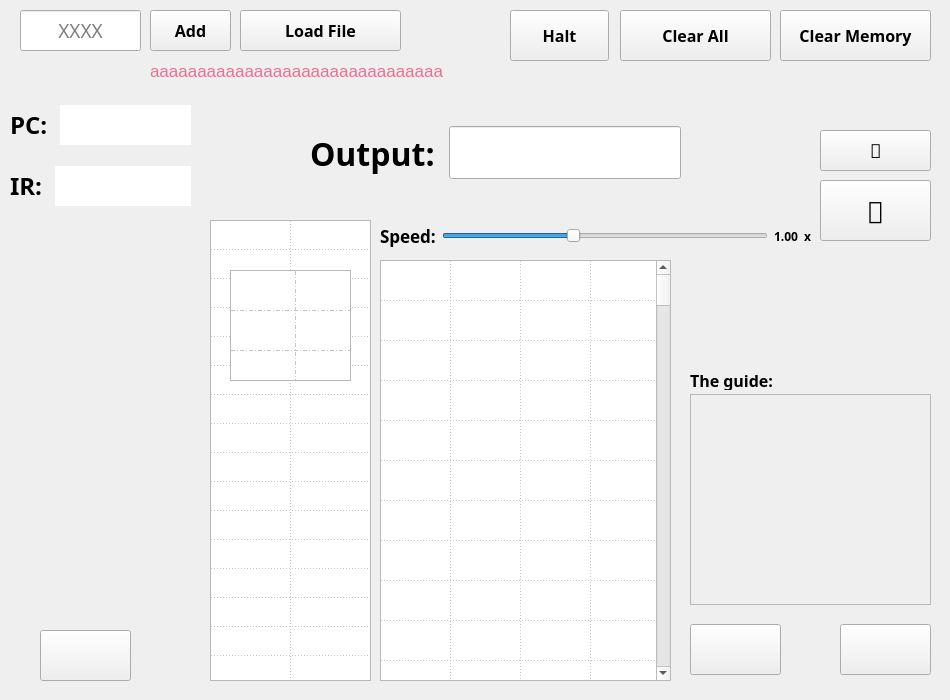
First picture: the form in mainwindow.ui, repository pxlman/vole-machine-simulator, before the edit.
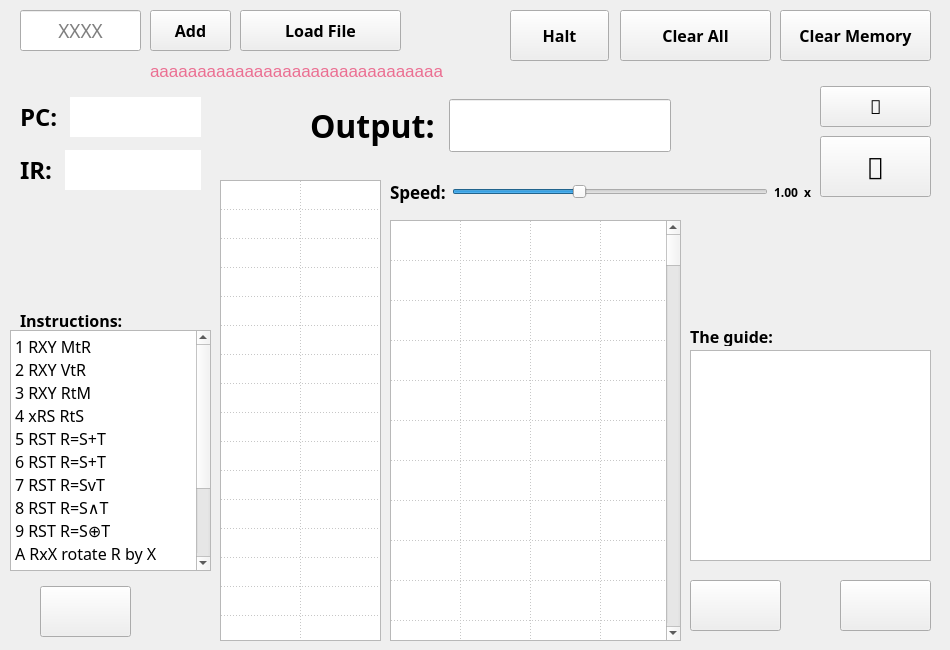
Second picture: the form after the edit. Icons and pictures are not drawn.

The edit to the form file:
```diff
--- a/mainwindow.ui
+++ b/mainwindow.ui
@@ -7,7 +7,7 @@
     <x>0</x>
     <y>0</y>
     <width>950</width>
-    <height>700</height>
+    <height>650</height>
    </rect>
   </property>
   <property name="windowTitle">
@@ -151,7 +151,7 @@
     <property name="geometry">
      <rect>
       <x>820</x>
-      <y>180</y>
+      <y>136</y>
       <width>111</width>
       <height>61</height>
      </rect>
@@ -178,7 +178,7 @@
     <property name="geometry">
      <rect>
       <x>840</x>
-      <y>624</y>
+      <y>580</y>
       <width>91</width>
       <height>51</height>
      </rect>
@@ -250,8 +250,8 @@
    <widget class="QTableWidget" name="registerTable">
     <property name="geometry">
      <rect>
-      <x>210</x>
-      <y>220</y>
+      <x>220</x>
+      <y>180</y>
       <width>161</width>
       <height>461</height>
      </rect>
@@ -416,145 +416,6 @@
      </property>
     </item>
    </widget>
-   <widget class="QTableWidget" name="memoryTable">
-    <property name="enabled">
-     <bool>true</bool>
-    </property>
-    <property name="geometry">
-     <rect>
-      <x>230</x>
-      <y>270</y>
-      <width>121</width>
-      <height>111</height>
-     </rect>
-    </property>
-    <property name="font">
-     <font>
-      <family>GoMono Nerd Font</family>
-      <pointsize>12</pointsize>
-      <bold>true</bold>
-     </font>
-    </property>
-    <property name="verticalScrollBarPolicy">
-     <enum>Qt::ScrollBarPolicy::ScrollBarAlwaysOff</enum>
-    </property>
-    <property name="horizontalScrollBarPolicy">
-     <enum>Qt::ScrollBarPolicy::ScrollBarAlwaysOff</enum>
-    </property>
-    <property name="autoScroll">
-     <bool>true</bool>
-    </property>
-    <property name="editTriggers">
-     <set>QAbstractItemView::EditTrigger::NoEditTriggers</set>
-    </property>
-    <property name="tabKeyNavigation">
-     <bool>false</bool>
-    </property>
-    <property name="alternatingRowColors">
-     <bool>false</bool>
-    </property>
-    <property name="selectionMode">
-     <enum>QAbstractItemView::SelectionMode::NoSelection</enum>
-    </property>
-    <property name="selectionBehavior">
-     <enum>QAbstractItemView::SelectionBehavior::SelectItems</enum>
-    </property>
-    <property name="gridStyle">
-     <enum>Qt::PenStyle::DashDotLine</enum>
-    </property>
-    <property name="rowCount">
-     <number>9</number>
-    </property>
-    <property name="columnCount">
-     <number>17</number>
-    </property>
-    <attribute name="horizontalHeaderVisible">
-     <bool>false</bool>
-    </attribute>
-    <attribute name="horizontalHeaderCascadingSectionResizes">
-     <bool>false</bool>
-    </attribute>
-    <attribute name="horizontalHeaderMinimumSectionSize">
-     <number>30</number>
-    </attribute>
-    <attribute name="horizontalHeaderDefaultSectionSize">
-     <number>65</number>
-    </attribute>
-    <attribute name="verticalHeaderVisible">
-     <bool>false</bool>
-    </attribute>
-    <attribute name="verticalHeaderDefaultSectionSize">
-     <number>40</number>
-    </attribute>
-    <row/>
-    <row/>
-    <row/>
-    <row/>
-    <row/>
-    <row/>
-    <row/>
-    <row/>
-    <row/>
-    <column/>
-    <column/>
-    <column/>
-    <column/>
-    <column/>
-    <column/>
-    <column/>
-    <column/>
-    <column/>
-    <column/>
-    <column/>
-    <column/>
-    <column/>
-    <column/>
-    <column/>
-    <column/>
-    <column/>
-    <item row="1" column="1">
-     <property name="text">
-      <string/>
-     </property>
-     <property name="font">
-      <font>
-       <bold>true</bold>
-      </font>
-     </property>
-     <property name="background">
-      <brush brushstyle="NoBrush">
-       <color alpha="255">
-        <red>224</red>
-        <green>222</green>
-        <blue>244</blue>
-       </color>
-      </brush>
-     </property>
-    </item>
-    <item row="2" column="1">
-     <property name="text">
-      <string/>
-     </property>
-     <property name="background">
-      <brush brushstyle="NoBrush">
-       <color alpha="255">
-        <red>224</red>
-        <green>222</green>
-        <blue>244</blue>
-       </color>
-      </brush>
-     </property>
-     <property name="foreground">
-      <brush brushstyle="NoBrush">
-       <color alpha="255">
-        <red>224</red>
-        <green>222</green>
-        <blue>244</blue>
-       </color>
-      </brush>
-     </property>
-    </item>
-   </widget>
    <widget class="QLabel" name="errorLabel">
     <property name="geometry">
      <rect>
@@ -580,9 +441,9 @@
     <property name="geometry">
      <rect>
       <x>310</x>
-      <y>120</y>
-      <width>371</width>
-      <height>66</height>
+      <y>90</y>
+      <width>361</width>
+      <height>71</height>
      </rect>
     </property>
     <property name="font">
@@ -653,10 +514,10 @@
    <widget class="QWidget" name="layoutWidget">
     <property name="geometry">
      <rect>
-      <x>10</x>
+      <x>20</x>
       <y>90</y>
       <width>181</width>
-      <height>131</height>
+      <height>108</height>
      </rect>
     </property>
     <property name="font">
@@ -810,9 +671,9 @@
    <widget class="QWidget" name="layoutWidget">
     <property name="geometry">
      <rect>
-      <x>380</x>
-      <y>220</y>
-      <width>431</width>
+      <x>390</x>
+      <y>176</y>
+      <width>421</width>
       <height>32</height>
      </rect>
     </property>
@@ -900,7 +761,7 @@
     <property name="geometry">
      <rect>
       <x>820</x>
-      <y>130</y>
+      <y>86</y>
       <width>111</width>
       <height>41</height>
      </rect>
@@ -925,8 +786,8 @@
    <widget class="QTableWidget" name="memoryTable_2">
     <property name="geometry">
      <rect>
-      <x>380</x>
-      <y>260</y>
+      <x>390</x>
+      <y>220</y>
       <width>291</width>
       <height>421</height>
      </rect>
@@ -1236,7 +1097,7 @@
     <property name="geometry">
      <rect>
       <x>690</x>
-      <y>624</y>
+      <y>580</y>
       <width>91</width>
       <height>51</height>
      </rect>
@@ -1271,12 +1132,12 @@
    </widget>
    <widget class="QTextEdit" name="guidanceBox">
     <property name="enabled">
-     <bool>false</bool>
+     <bool>true</bool>
     </property>
     <property name="geometry">
      <rect>
       <x>690</x>
-      <y>394</y>
+      <y>350</y>
       <width>241</width>
       <height>211</height>
      </rect>
@@ -1311,7 +1172,7 @@
     <property name="geometry">
      <rect>
       <x>40</x>
-      <y>630</y>
+      <y>586</y>
       <width>91</width>
       <height>51</height>
      </rect>
@@ -1348,7 +1209,7 @@
     <property name="geometry">
      <rect>
       <x>690</x>
-      <y>370</y>
+      <y>326</y>
       <width>101</width>
       <height>20</height>
      </rect>
@@ -1368,7 +1229,7 @@
     <property name="geometry">
      <rect>
       <x>810</x>
-      <y>250</y>
+      <y>206</y>
       <width>131</width>
       <height>151</height>
      </rect>
@@ -1389,10 +1250,10 @@
    <widget class="QLabel" name="bmo_face">
     <property name="geometry">
      <rect>
-      <x>20</x>
-      <y>270</y>
-      <width>181</width>
-      <height>111</height>
+      <x>10</x>
+      <y>190</y>
+      <width>201</width>
+      <height>121</height>
      </rect>
     </property>
     <property name="toolTip">
@@ -1411,6 +1272,79 @@
      <bool>true</bool>
     </property>
    </widget>
+   <widget class="QLabel" name="label_7">
+    <property name="geometry">
+     <rect>
+      <x>20</x>
+      <y>310</y>
+      <width>161</width>
+      <height>20</height>
+     </rect>
+    </property>
+    <property name="font">
+     <font>
+      <family>OpenDyslexic Nerd Font</family>
+      <pointsize>12</pointsize>
+      <bold>true</bold>
+     </font>
+    </property>
+    <property name="text">
+     <string>Instructions:</string>
+    </property>
+   </widget>
+   <widget class="QTextEdit" name="guidanceBox_2">
+    <property name="enabled">
+     <bool>true</bool>
+    </property>
+    <property name="geometry">
+     <rect>
+      <x>10</x>
+      <y>330</y>
+      <width>201</width>
+      <height>241</height>
+     </rect>
+    </property>
+    <property name="font">
+     <font>
+      <family>GeistMono Nerd Font</family>
+      <pointsize>12</pointsize>
+     </font>
+    </property>
+    <property name="focusPolicy">
+     <enum>Qt::FocusPolicy::NoFocus</enum>
+    </property>
+    <property name="toolTip">
+     <string>Your guide to understand the current instruction at which the program counter</string>
+    </property>
+    <property name="verticalScrollBarPolicy">
+     <enum>Qt::ScrollBarPolicy::ScrollBarAsNeeded</enum>
+    </property>
+    <property name="readOnly">
+     <bool>true</bool>
+    </property>
+    <property name="html">
+     <string>&lt;!DOCTYPE HTML PUBLIC &quot;-//W3C//DTD HTML 4.0//EN&quot; &quot;http://www.w3.org/TR/REC-html40/strict.dtd&quot;&gt;
+&lt;html&gt;&lt;head&gt;&lt;meta name=&quot;qrichtext&quot; content=&quot;1&quot; /&gt;&lt;meta charset=&quot;utf-8&quot; /&gt;&lt;style type=&quot;text/css&quot;&gt;
+p, li { white-space: pre-wrap; }
+hr { height: 1px; border-width: 0; }
+li.unchecked::marker { content: &quot;\2610&quot;; }
+li.checked::marker { content: &quot;\2612&quot;; }
+&lt;/style&gt;&lt;/head&gt;&lt;body style=&quot; font-family:'GeistMono Nerd Font'; font-size:12pt; font-weight:400; font-style:normal;&quot;&gt;
+&lt;p style=&quot; margin-top:0px; margin-bottom:0px; margin-left:0px; margin-right:0px; -qt-block-indent:0; text-indent:0px;&quot;&gt;1 RXY MtR&lt;/p&gt;
+&lt;p style=&quot; margin-top:0px; margin-bottom:0px; margin-left:0px; margin-right:0px; -qt-block-indent:0; text-indent:0px;&quot;&gt;2 RXY VtR&lt;/p&gt;
+&lt;p style=&quot; margin-top:0px; margin-bottom:0px; margin-left:0px; margin-right:0px; -qt-block-indent:0; text-indent:0px;&quot;&gt;3 RXY RtM&lt;/p&gt;
+&lt;p style=&quot; margin-top:0px; margin-bottom:0px; margin-left:0px; margin-right:0px; -qt-block-indent:0; text-indent:0px;&quot;&gt;4 xRS RtS&lt;/p&gt;
+&lt;p style=&quot; margin-top:0px; margin-bottom:0px; margin-left:0px; margin-right:0px; -qt-block-indent:0; text-indent:0px;&quot;&gt;5 RST R=S+T&lt;/p&gt;
+&lt;p style=&quot; margin-top:0px; margin-bottom:0px; margin-left:0px; margin-right:0px; -qt-block-indent:0; text-indent:0px;&quot;&gt;6 RST R=S+T&lt;/p&gt;
+&lt;p style=&quot; margin-top:0px; margin-bottom:0px; margin-left:0px; margin-right:0px; -qt-block-indent:0; text-indent:0px;&quot;&gt;7 RST R=SvT&lt;/p&gt;
+&lt;p style=&quot; margin-top:0px; margin-bottom:0px; margin-left:0px; margin-right:0px; -qt-block-indent:0; text-indent:0px;&quot;&gt;8 RST R=S∧T&lt;/p&gt;
+&lt;p style=&quot; margin-top:0px; margin-bottom:0px; margin-left:0px; margin-right:0px; -qt-block-indent:0; text-indent:0px;&quot;&gt;9 RST R=S⊕T&lt;/p&gt;
+&lt;p style=&quot; margin-top:0px; margin-bottom:0px; margin-left:0px; margin-right:0px; -qt-block-indent:0; text-indent:0px;&quot;&gt;A RxX rotate R by X&lt;/p&gt;
+&lt;p style=&quot; margin-top:0px; margin-bottom:0px; margin-left:0px; margin-right:0px; -qt-block-indent:0; text-indent:0px;&quot;&gt;B RXY if R==R0 jump to XY&lt;/p&gt;
+&lt;p style=&quot; margin-top:0px; margin-bottom:0px; margin-left:0px; margin-right:0px; -qt-block-indent:0; text-indent:0px;&quot;&gt;C xxx Halt execution.&lt;/p&gt;
+&lt;p style=&quot; margin-top:0px; margin-bottom:0px; margin-left:0px; margin-right:0px; -qt-block-indent:0; text-indent:0px;&quot;&gt;D RXY if R&amp;gt;R0 jump to XY&lt;/p&gt;&lt;/body&gt;&lt;/html&gt;</string>
+    </property>
+   </widget>
   </widget>
  </widget>
  <resources>
```
